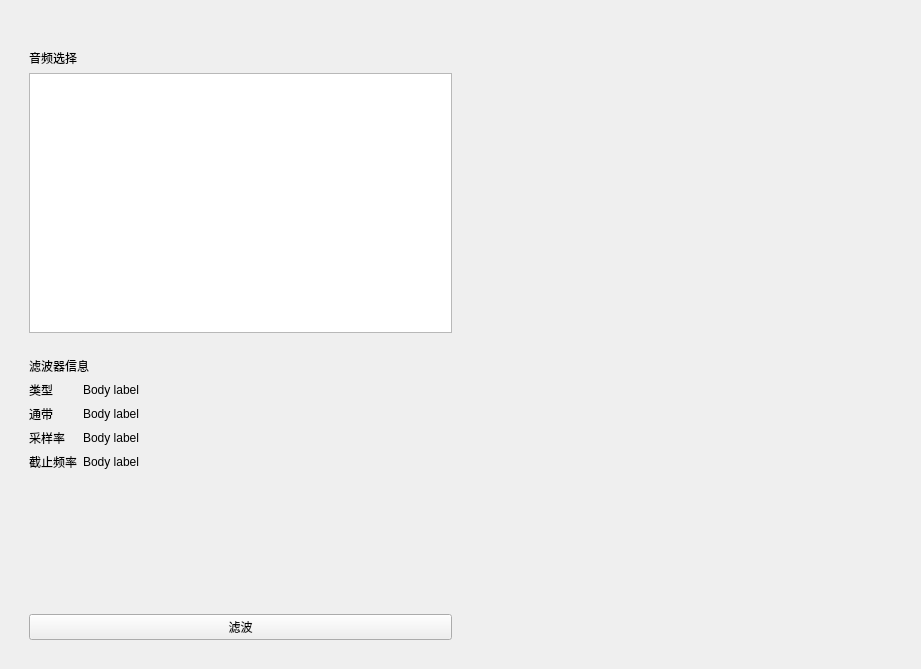
Before: the Qt Designer form ui/AudioFilterInterface.ui in Pigletzzz/SignalProcessing, drawn with Qt 5.
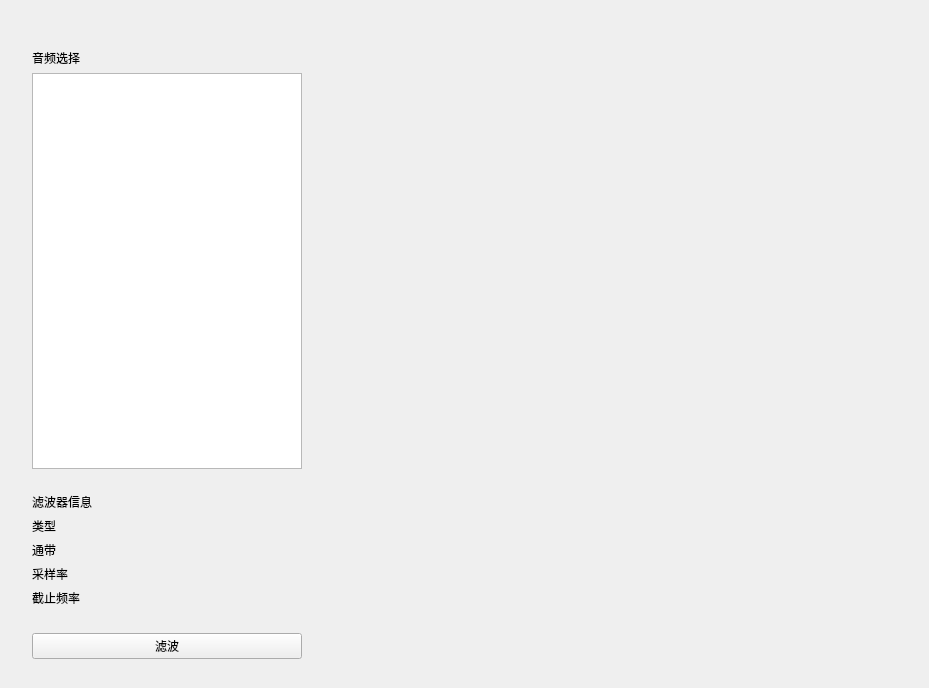
After: the same form once the commit is applied. Custom widgets are drawn as their Qt base class.

Patch:
```diff
--- a/ui/AudioFilterInterface.ui
+++ b/ui/AudioFilterInterface.ui
@@ -6,8 +6,8 @@
    <rect>
     <x>0</x>
     <y>0</y>
-       <width>921</width>
-       <height>669</height>
+       <width>929</width>
+       <height>688</height>
    </rect>
   </property>
   <property name="sizePolicy">
@@ -19,7 +19,7 @@
   <property name="windowTitle">
    <string>Form</string>
   </property>
-  <layout class="QHBoxLayout" name="horizontalLayout" stretch="1,1">
+     <layout class="QHBoxLayout" name="horizontalLayout" stretch="1,2">
    <property name="leftMargin">
     <number>20</number>
    </property>
@@ -37,6 +37,12 @@
      <item>
       <widget class="SimpleCardWidget" name="SimpleCardWidget">
        <layout class="QVBoxLayout" name="verticalLayout_3">
+           <property name="leftMargin">
+               <number>12</number>
+           </property>
+           <property name="rightMargin">
+               <number>12</number>
+           </property>
         <item>
          <widget class="StrongBodyLabel" name="StrongBodyLabel">
              <property name="sizePolicy">
@@ -65,7 +71,19 @@
      </item>
      <item>
       <widget class="SimpleCardWidget" name="SimpleCardWidget_2">
+          <property name="sizePolicy">
+              <sizepolicy hsizetype="Preferred" vsizetype="Fixed">
+                  <horstretch>0</horstretch>
+                  <verstretch>0</verstretch>
+              </sizepolicy>
+          </property>
        <layout class="QVBoxLayout" name="verticalLayout_4">
+           <property name="leftMargin">
+               <number>12</number>
+           </property>
+           <property name="rightMargin">
+               <number>12</number>
+           </property>
         <item>
          <widget class="StrongBodyLabel" name="StrongBodyLabel_2">
           <property name="sizePolicy">
@@ -81,6 +99,9 @@
         </item>
         <item>
             <layout class="QFormLayout" name="formLayout">
+                <property name="bottomMargin">
+                    <number>20</number>
+                </property>
                 <item row="0" column="0">
                     <widget class="BodyLabel" name="BodyLabel">
                         <property name="text">
@@ -105,21 +126,30 @@
                 <item row="0" column="1">
                     <widget class="BodyLabel" name="BodyLabel_4">
                         <property name="text">
-                            <string>Body label</string>
+                            <string/>
+                        </property>
+                        <property name="alignment">
+                            <set>Qt::AlignRight|Qt::AlignTrailing|Qt::AlignVCenter</set>
                         </property>
                     </widget>
                 </item>
                 <item row="1" column="1">
                     <widget class="BodyLabel" name="BodyLabel_5">
                         <property name="text">
-                            <string>Body label</string>
+                            <string/>
+                        </property>
+                        <property name="alignment">
+                            <set>Qt::AlignRight|Qt::AlignTrailing|Qt::AlignVCenter</set>
                         </property>
                     </widget>
                 </item>
                 <item row="2" column="1">
                     <widget class="BodyLabel" name="BodyLabel_6">
                         <property name="text">
-                            <string>Body label</string>
+                            <string/>
+                        </property>
+                        <property name="alignment">
+                            <set>Qt::AlignRight|Qt::AlignTrailing|Qt::AlignVCenter</set>
                         </property>
                     </widget>
                 </item>
@@ -133,7 +163,10 @@
                 <item row="3" column="1">
                     <widget class="BodyLabel" name="BodyLabel_8">
                         <property name="text">
-                            <string>Body label</string>
+                            <string/>
+                        </property>
+                        <property name="alignment">
+                            <set>Qt::AlignRight|Qt::AlignTrailing|Qt::AlignVCenter</set>
                         </property>
                     </widget>
                 </item>
@@ -152,7 +185,26 @@
     </layout>
    </item>
    <item>
-    <layout class="QVBoxLayout" name="verticalLayout_2"/>
+       <layout class="QVBoxLayout" name="verticalLayout_2">
+           <item>
+               <widget class="SimpleCardWidget" name="SimpleCardWidget_3">
+                   <layout class="QVBoxLayout" name="verticalLayout_6">
+                       <property name="leftMargin">
+                           <number>0</number>
+                       </property>
+                       <property name="rightMargin">
+                           <number>0</number>
+                       </property>
+                       <property name="bottomMargin">
+                           <number>0</number>
+                       </property>
+                       <item>
+                           <layout class="QVBoxLayout" name="verticalLayout_5"/>
+                       </item>
+                   </layout>
+               </widget>
+           </item>
+       </layout>
    </item>
   </layout>
  </widget>
```
Left out of the diff: 10 changed lines with no effect on the pictures.
